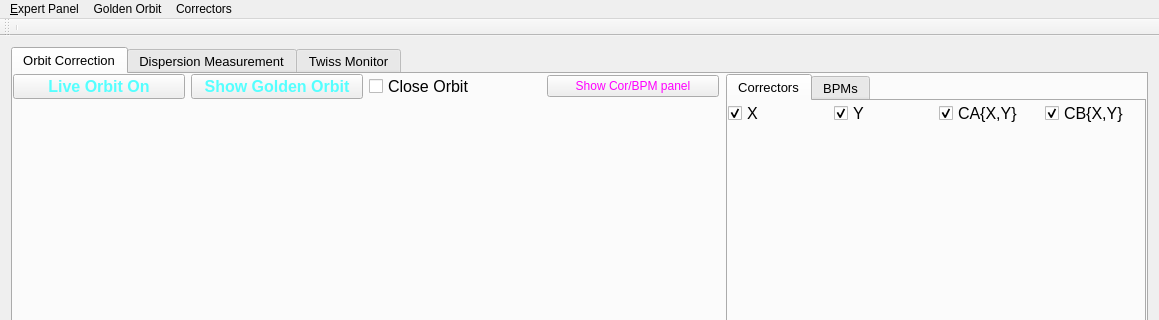
This is gui/UImanul2.ui in sergey-tomin/manul as Qt 5 draws it before an edit; both pictures show x 0 to 1159 and y 0 to 320 of the 1159 by 828 pixel window. The edited form follows.
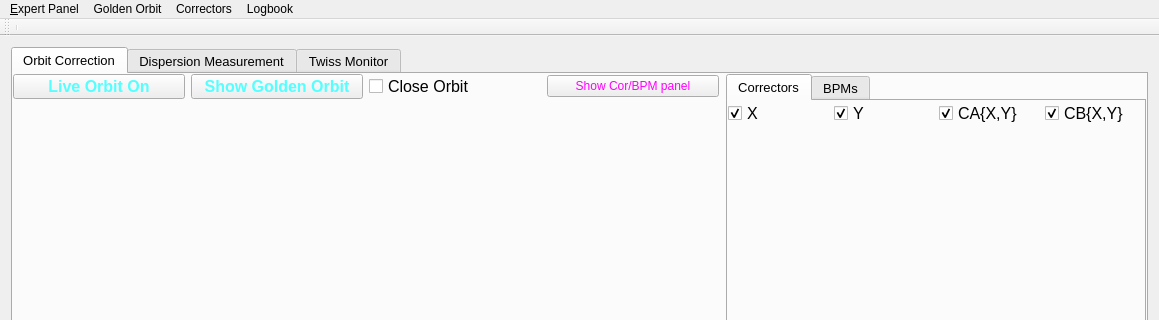
This is the edited form.

Commit message: added option send to logbook added more lightweight lattice files

What changed in the file:
```diff
--- a/gui/UImanul2.ui
+++ b/gui/UImanul2.ui
@@ -1778,9 +1778,16 @@
     <addaction name="separator"/>
     <addaction name="actionUncheck_Red"/>
    </widget>
+   <widget class="QMenu" name="menuLogbook">
+    <property name="title">
+     <string>Logbook</string>
+    </property>
+    <addaction name="actionSend_to_logbook"/>
+   </widget>
    <addaction name="menu_File"/>
    <addaction name="menuGolden_Orbit"/>
    <addaction name="menuFile"/>
+   <addaction name="menuLogbook"/>
   </widget>
   <widget class="QToolBar" name="mainToolBar">
    <attribute name="toolBarArea">
```
Left out of the diff: 5 changed lines with no effect on the pictures. The commit also changes 21 other files.
